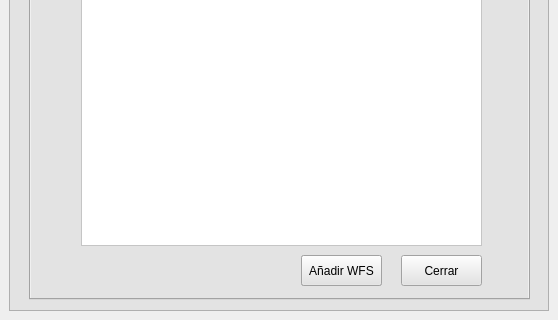
Before: the Qt Designer form ign_plugin/mapas_base_dockwidget_base.ui in etengler/complementoQgis_v1, drawn with Qt 5; both pictures show x 0 to 558 and y 270 to 590 of the 558 by 590 pixel window.
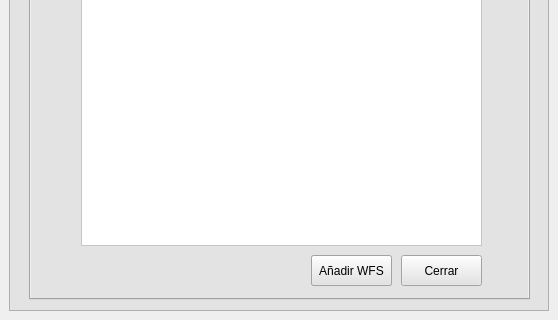
After: the same form once the commit is applied. The open tabs and pages were chosen to show the change.

Diff of the .ui file:
```diff
--- a/ign_plugin/mapas_base_dockwidget_base.ui
+++ b/ign_plugin/mapas_base_dockwidget_base.ui
@@ -381,7 +381,7 @@
          <widget class="QPushButton" name="pushButton_WFS2">
           <property name="geometry">
            <rect>
-            <x>260</x>
+            <x>270</x>
             <y>350</y>
             <width>81</width>
             <height>31</height>
@@ -422,14 +422,14 @@
          <widget class="QPushButton" name="pushButton_WFS">
           <property name="geometry">
            <rect>
-            <x>260</x>
+            <x>270</x>
             <y>350</y>
             <width>81</width>
             <height>31</height>
            </rect>
           </property>
           <property name="text">
-           <string>Cargar  WFS</string>
+           <string>Añadir WFS</string>
           </property>
          </widget>
          <widget class="QPushButton" name="pushButton_cerrar_2">
```
Left out of the diff: 12 changed lines with no effect on the pictures.
